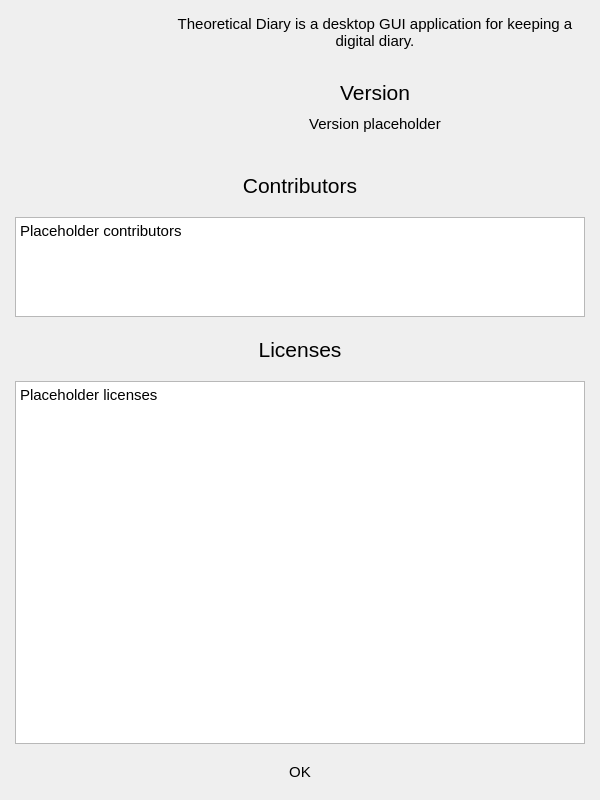
Old version of the form src/gui/aboutdialog.ui in the repository someretical/TheoreticalDiary.
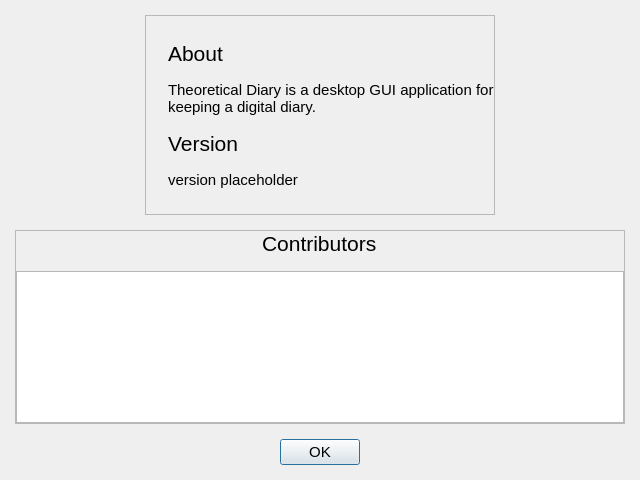
New version of the form. Icons and pictures are not drawn.

```diff
--- a/src/gui/aboutdialog.ui
+++ b/src/gui/aboutdialog.ui
@@ -6,20 +6,14 @@
    <rect>
     <x>0</x>
     <y>0</y>
-    <width>600</width>
-    <height>800</height>
+    <width>640</width>
+    <height>480</height>
    </rect>
   </property>
-  <property name="sizePolicy">
-   <sizepolicy hsizetype="Fixed" vsizetype="Fixed">
-    <horstretch>0</horstretch>
-    <verstretch>0</verstretch>
-   </sizepolicy>
-  </property>
   <property name="windowTitle">
    <string>About</string>
   </property>
-  <layout class="QGridLayout" name="gridLayout_2">
+  <layout class="QGridLayout" name="gridLayout_3">
    <property name="leftMargin">
     <number>15</number>
    </property>
@@ -35,8 +29,35 @@
    <property name="verticalSpacing">
     <number>15</number>
    </property>
-   <item row="1" column="0">
-    <widget class="QLabel" name="label_5">
+   <item row="1" column="0" alignment="Qt::AlignVCenter">
+    <widget class="QFrame" name="frame2">
+     <property name="frameShape">
+      <enum>QFrame::StyledPanel</enum>
+     </property>
+     <property name="frameShadow">
+      <enum>QFrame::Raised</enum>
+     </property>
+     <layout class="QGridLayout" name="gridLayout_4">
+      <property name="leftMargin">
+       <number>0</number>
+      </property>
+      <property name="topMargin">
+       <number>0</number>
+      </property>
+      <property name="rightMargin">
+       <number>0</number>
+      </property>
+      <property name="bottomMargin">
+       <number>0</number>
+      </property>
+      <property name="horizontalSpacing">
+       <number>0</number>
+      </property>
+      <property name="verticalSpacing">
+       <number>15</number>
+      </property>
+      <item row="0" column="0" alignment="Qt::AlignHCenter">
+       <widget class="QLabel" name="label_4">
      <property name="font">
       <font>
        <pointsize>16</pointsize>
@@ -45,74 +66,114 @@
      <property name="text">
       <string>Contributors</string>
      </property>
-     <property name="alignment">
-      <set>Qt::AlignCenter</set>
-     </property>
-    </widget>
-   </item>
-   <item row="2" column="0">
+       </widget>
+      </item>
+      <item row="1" column="0">
     <widget class="QPlainTextEdit" name="contributors">
-     <property name="sizePolicy">
-      <sizepolicy hsizetype="Expanding" vsizetype="Fixed">
-       <horstretch>0</horstretch>
-       <verstretch>0</verstretch>
-      </sizepolicy>
-     </property>
-     <property name="maximumSize">
+        <property name="font">
+         <font>
+          <pointsize>11</pointsize>
+         </font>
+        </property>
+       </widget>
+      </item>
+     </layout>
+    </widget>
+   </item>
+   <item row="3" column="0" alignment="Qt::AlignHCenter|Qt::AlignTop">
+    <widget class="QPushButton" name="ok_button">
+     <property name="font">
+      <font>
+       <pointsize>11</pointsize>
+      </font>
+     </property>
+     <property name="cursor">
+      <cursorShape>PointingHandCursor</cursorShape>
+     </property>
+     <property name="text">
+      <string>OK</string>
+     </property>
+    </widget>
+   </item>
+   <item row="0" column="0" alignment="Qt::AlignHCenter|Qt::AlignBottom">
+    <widget class="QFrame" name="frame1">
+     <property name="minimumSize">
       <size>
-       <width>16777215</width>
-       <height>100</height>
+       <width>200</width>
+       <height>200</height>
       </size>
      </property>
-     <property name="font">
-      <font>
-       <pointsize>11</pointsize>
-      </font>
+     <property name="frameShape">
+      <enum>QFrame::StyledPanel</enum>
      </property>
-     <property name="cursor" stdset="0">
-      <cursorShape>IBeamCursor</cursorShape>
+     <property name="frameShadow">
+      <enum>QFrame::Raised</enum>
      </property>
-     <property name="readOnly">
-      <bool>true</bool>
-     </property>
-     <property name="plainText">
-      <string>Placeholder contributors</string>
-     </property>
-     <property name="textInteractionFlags">
-      <set>Qt::LinksAccessibleByKeyboard|Qt::LinksAccessibleByMouse|Qt::TextBrowserInteraction|Qt::TextSelectableByKeyboard|Qt::TextSelectableByMouse</set>
-     </property>
-    </widget>
-   </item>
-   <item row="0" column="0">
     <layout class="QGridLayout" name="gridLayout">
-     <property name="spacing">
+      <property name="leftMargin">
+       <number>0</number>
+      </property>
+      <property name="topMargin">
+       <number>0</number>
+      </property>
+      <property name="rightMargin">
+       <number>0</number>
+      </property>
+      <property name="bottomMargin">
+       <number>0</number>
+      </property>
+      <property name="horizontalSpacing">
+       <number>15</number>
+      </property>
+      <property name="verticalSpacing">
       <number>0</number>
      </property>
      <item row="0" column="1">
-      <layout class="QGridLayout" name="gridLayout_3">
-       <property name="horizontalSpacing">
+       <layout class="QGridLayout" name="gridLayout_2">
+        <property name="rightMargin">
         <number>0</number>
        </property>
        <property name="verticalSpacing">
-        <number>10</number>
-       </property>
-       <item row="1" column="0">
+         <number>15</number>
+        </property>
+        <item row="3" column="0">
+         <widget class="QLabel" name="label_3">
+          <property name="font">
+           <font>
+            <pointsize>16</pointsize>
+           </font>
+          </property>
+          <property name="text">
+           <string>Version</string>
+          </property>
+         </widget>
+        </item>
+        <item row="5" column="0">
         <spacer name="verticalSpacer">
          <property name="orientation">
           <enum>Qt::Vertical</enum>
          </property>
-         <property name="sizeType">
-          <enum>QSizePolicy::Minimum</enum>
-         </property>
          <property name="sizeHint" stdset="0">
           <size>
            <width>20</width>
-           <height>20</height>
+            <height>0</height>
           </size>
          </property>
         </spacer>
        </item>
-       <item row="0" column="0">
+        <item row="4" column="0">
+         <widget class="QLabel" name="version_placeholder">
+          <property name="font">
+           <font>
+            <pointsize>11</pointsize>
+           </font>
+          </property>
+          <property name="text">
+           <string>version placeholder</string>
+          </property>
+         </widget>
+        </item>
+        <item row="2" column="0">
         <widget class="QLabel" name="label_2">
          <property name="font">
           <font>
@@ -122,74 +183,44 @@
          <property name="text">
           <string>Theoretical Diary is a desktop GUI application for keeping a digital diary.</string>
          </property>
-         <property name="alignment">
-          <set>Qt::AlignCenter</set>
-         </property>
          <property name="wordWrap">
           <bool>true</bool>
          </property>
         </widget>
        </item>
-       <item row="2" column="0">
-        <widget class="QLabel" name="label_3">
-         <property name="font">
-          <font>
-           <pointsize>16</pointsize>
-          </font>
-         </property>
-         <property name="text">
-          <string>Version</string>
-         </property>
-         <property name="alignment">
-          <set>Qt::AlignCenter</set>
-         </property>
-        </widget>
-       </item>
-       <item row="3" column="0">
-        <widget class="QLabel" name="version">
-         <property name="font">
-          <font>
-           <pointsize>11</pointsize>
-          </font>
-         </property>
-         <property name="text">
-          <string>Version placeholder</string>
-         </property>
-         <property name="alignment">
-          <set>Qt::AlignCenter</set>
-         </property>
-        </widget>
-       </item>
-       <item row="4" column="0">
+        <item row="0" column="0">
         <spacer name="verticalSpacer_2">
          <property name="orientation">
           <enum>Qt::Vertical</enum>
          </property>
-         <property name="sizeType">
-          <enum>QSizePolicy::Minimum</enum>
-         </property>
          <property name="sizeHint" stdset="0">
           <size>
            <width>20</width>
-           <height>20</height>
+            <height>0</height>
           </size>
          </property>
         </spacer>
        </item>
+        <item row="1" column="0">
+         <widget class="QLabel" name="label_5">
+          <property name="font">
+           <font>
+            <pointsize>16</pointsize>
+           </font>
+          </property>
+          <property name="text">
+           <string>About</string>
+          </property>
+         </widget>
+        </item>
       </layout>
      </item>
      <item row="0" column="0">
       <widget class="QLabel" name="label">
-       <property name="sizePolicy">
-        <sizepolicy hsizetype="Fixed" vsizetype="Fixed">
-         <horstretch>0</horstretch>
-         <verstretch>0</verstretch>
-        </sizepolicy>
-       </property>
        <property name="maximumSize">
         <size>
-         <width>150</width>
-         <height>150</height>
+          <width>200</width>
+          <height>200</height>
         </size>
        </property>
        <property name="text">
@@ -204,68 +235,6 @@
       </widget>
      </item>
     </layout>
-   </item>
-   <item row="4" column="0">
-    <widget class="QPlainTextEdit" name="licenses">
-     <property name="sizePolicy">
-      <sizepolicy hsizetype="Expanding" vsizetype="Fixed">
-       <horstretch>0</horstretch>
-       <verstretch>0</verstretch>
-      </sizepolicy>
-     </property>
-     <property name="minimumSize">
-      <size>
-       <width>0</width>
-       <height>363</height>
-      </size>
-     </property>
-     <property name="font">
-      <font>
-       <pointsize>11</pointsize>
-      </font>
-     </property>
-     <property name="cursor" stdset="0">
-      <cursorShape>IBeamCursor</cursorShape>
-     </property>
-     <property name="readOnly">
-      <bool>true</bool>
-     </property>
-     <property name="plainText">
-      <string>Placeholder licenses</string>
-     </property>
-     <property name="textInteractionFlags">
-      <set>Qt::LinksAccessibleByKeyboard|Qt::LinksAccessibleByMouse|Qt::TextBrowserInteraction|Qt::TextSelectableByKeyboard|Qt::TextSelectableByMouse</set>
-     </property>
-    </widget>
-   </item>
-   <item row="5" column="0" alignment="Qt::AlignHCenter">
-    <widget class="QPushButton" name="ok_button">
-     <property name="font">
-      <font>
-       <pointsize>11</pointsize>
-      </font>
-     </property>
-     <property name="text">
-      <string>OK</string>
-     </property>
-     <property name="flat">
-      <bool>true</bool>
-     </property>
-    </widget>
-   </item>
-   <item row="3" column="0">
-    <widget class="QLabel" name="label_6">
-     <property name="font">
-      <font>
-       <pointsize>16</pointsize>
-      </font>
-     </property>
-     <property name="text">
-      <string>Licenses</string>
-     </property>
-     <property name="alignment">
-      <set>Qt::AlignCenter</set>
-     </property>
     </widget>
    </item>
   </layout>
```
Lines whose indentation alone changed are shown as unchanged.
